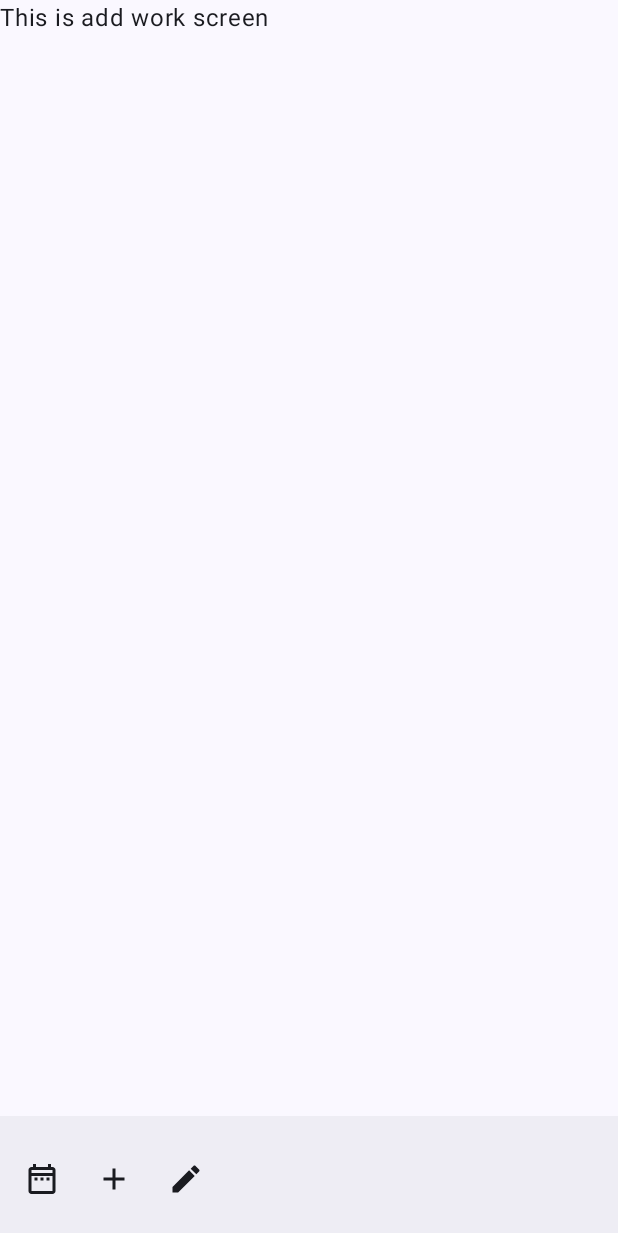
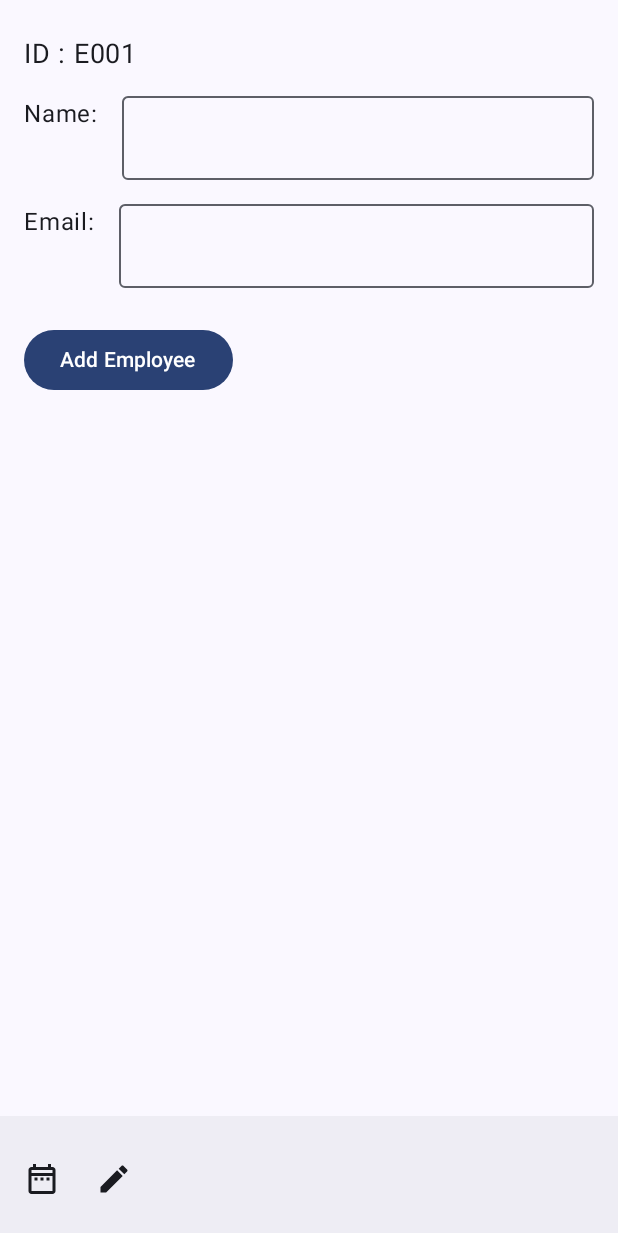
Before and after one commit to do-you-know-da-wae/ManagementSystem, an Android app built with Jetpack Compose: the addWorkScreen screen opened through its navigation route, on a phone screen of 412 x 824 dp. Before the commit the part shown is almost empty. Shown: the top 1233 px of the screen. Run offline under Robolectric (Android 15) with nearby library versions, the phone set to English and light mode, and no system bars.

Commit message:
3.0(Updated display work, add work and detailed work)

```diff
--- a/app/src/main/java/com/example/managementsystem/ManagementModule/Add Work.kt
+++ b/app/src/main/java/com/example/managementsystem/ManagementModule/Add Work.kt
@@ -2,17 +2,81 @@ package com.example.managementsystem.ManagementModule
 
 import androidx.compose.foundation.layout.Column
 import androidx.compose.foundation.layout.Row
+import androidx.compose.foundation.layout.Spacer
+import androidx.compose.foundation.layout.padding
+import androidx.compose.foundation.layout.width
+import androidx.compose.material3.Button
+import androidx.compose.material3.OutlinedTextField
 import androidx.compose.material3.Text
 import androidx.compose.runtime.Composable
+import androidx.compose.runtime.getValue
+import androidx.compose.runtime.mutableStateOf
+import androidx.compose.runtime.remember
+import androidx.compose.runtime.setValue
 import androidx.compose.ui.Modifier
+import androidx.compose.ui.unit.dp
+import androidx.compose.ui.unit.sp
+import com.example.managementsystem.Data.WorkListData
 
 @Composable
-fun addWorkScreen(
-    modifier: Modifier = Modifier
+fun AddWorkScreen(
+    onAddButtonClick: (String, String, String) -> Unit
 ) {
-    Column(modifier = modifier) {
-        Row {
-            Text("This is add work screen")
+    var title by remember { mutableStateOf("") }
+    var description by remember { mutableStateOf("") }
+
+    val nextId = remember {
+        mutableStateOf(
+            calculateNextId(WorkListData.workList.map { it.id })
+        )
+    }
+
+    Column(
+        modifier = Modifier.padding(16.dp)
+    ) {
+        Row(modifier = Modifier.padding(vertical = 8.dp)) {
+            Text(text = "ID : E${nextId.value.toString().padStart(3, '0')}",
+                fontSize = 18.sp
+            ) // Display the next available ID
+        }
+
+        Row(modifier = Modifier.padding(vertical = 8.dp)) {
+            Text(text = "Name:")
+            Spacer(modifier = Modifier.width(16.dp))
+            OutlinedTextField(
+                value = title,
+                onValueChange = { title = it },
+                modifier = Modifier.weight(1f)
+            )
+        }
+
+        Row(modifier = Modifier.padding(vertical = 8.dp)) {
+            Text(text = "Email:")
+            Spacer(modifier = Modifier.width(16.dp))
+            OutlinedTextField(
+                value = description,
+                onValueChange = { description = it },
+                modifier = Modifier.weight(1f)
+            )
+        }
+        Button(
+            onClick = {
+                val newId = "E${nextId.value.toString().padStart(3, '0')}"
+                val newEmployee = WorkListData.addWork(title, newId, description) // Add the new employee
+                onAddButtonClick(title, newId, description) // Pass data to callback (optional)
+                // Potentially trigger UI update in EmployeeListScreen (explained later)
+                title = "" // Clear fields after adding employee
+                description = ""
+                nextId.value++ // Increment the next available ID for the next employee
+            },
+            modifier = Modifier.padding(vertical = 16.dp)
+        ) {
+            Text("Add Employee")
         }
     }
 }
+
+fun calculateNextId(usedIds: List<String>): Int {
+    val maxId = usedIds.mapNotNull { it.removePrefix("E").toIntOrNull() }.maxOrNull() ?: 0
+    return maxId + 1
+}
--- a/app/src/main/java/com/example/managementsystem/ManagementModule/ManagementScreen.kt
+++ b/app/src/main/java/com/example/managementsystem/ManagementModule/ManagementScreen.kt
@@ -5,7 +5,6 @@ import androidx.compose.foundation.layout.fillMaxWidth
 import androidx.compose.foundation.layout.padding
 import androidx.compose.foundation.layout.wrapContentSize
 import androidx.compose.material.icons.Icons
-import androidx.compose.material.icons.filled.Add
 import androidx.compose.material.icons.filled.Edit
 import androidx.compose.material.icons.outlined.DateRange
 import androidx.compose.material3.BottomAppBar
@@ -14,6 +13,10 @@ import androidx.compose.material3.IconButton
 import androidx.compose.material3.Scaffold
 import androidx.compose.runtime.Composable
 import androidx.compose.runtime.getValue
+import androidx.compose.runtime.mutableStateListOf
+import androidx.compose.runtime.mutableStateOf
+import androidx.compose.runtime.remember
+import androidx.compose.runtime.setValue
 import androidx.compose.ui.Alignment
 import androidx.compose.ui.Modifier
 import androidx.compose.ui.tooling.preview.Preview
@@ -22,21 +25,22 @@ import androidx.navigation.compose.NavHost
 import androidx.navigation.compose.composable
 import androidx.navigation.compose.currentBackStackEntryAsState
 import androidx.navigation.compose.rememberNavController
+import com.example.managementsystem.Data.WorkListData
 import com.example.managementsystem.R
 import com.example.managementsystem.ui.theme.ManagementSystemTheme
 
 enum class ManagementScreen(@StringRes val title: Int) {
     managementMain(title = R.string.app_name),
     ruleSet(title = R.string.rules),
-    workModify(title = R.string.workModify),
-    workAssign(title = R.string.workAssign)
+    displayWork(title = R.string.displayWorkList),
+    workAssign(title = R.string.workAssign),
+    detailedWork(title = R.string.workDetail)
 }
 
 @Composable
 fun naviagtionBar(
     goSetRulesButtonClicked: () -> Unit = {},
-    goAddWorkButtonClicked: () -> Unit = {},
-    goModifyWorkButtonClicked: () -> Unit = {},
+    goShowWorkButtonClicked: () -> Unit = {},
     currentScreen: ManagementScreen,
     navigateUp: () -> Unit,
     modifier: Modifier = Modifier
@@ -52,16 +56,10 @@ fun naviagtionBar(
                     contentDescription = "Rule Set"
                 )
             }
-            IconButton(onClick = goAddWorkButtonClicked) {
-                Icon(
-                    Icons.Filled.Add,
-                    contentDescription = "Add Work"
-                )
-            }
-            IconButton(onClick = goModifyWorkButtonClicked) {
+            IconButton(onClick = goShowWorkButtonClicked) {
                 Icon(
                     Icons.Filled.Edit,
-                    contentDescription = "Edit Work"
+                    contentDescription = "Add Work"
                 )
             }
         }
@@ -78,14 +76,20 @@ fun ManagementApp(
         backStackEntry?.destination?.route ?: ManagementScreen.managementMain.name
     )
 
+    val workList = remember { mutableStateListOf(*WorkListData.workList.toTypedArray()) }
+    var selectedWork by remember { mutableStateOf<WorkListData.Work?>(null) }
+
+    val onDeleteWork: (WorkListData.Work) -> Unit = { work ->
+        workList.remove(work)
+    }
+
     Scaffold(
         bottomBar = {
             naviagtionBar(
                 currentScreen = currentScreen,
                 navigateUp = { navController.navigateUp() },
                 goSetRulesButtonClicked = {navController.navigate(ManagementScreen.ruleSet.name)},
-                goAddWorkButtonClicked = {navController.navigate(ManagementScreen.workAssign.name)},
-                goModifyWorkButtonClicked = {navController.navigate(ManagementScreen.workModify.name)}
+                goShowWorkButtonClicked = {navController.navigate(ManagementScreen.displayWork.name)}
             )
         }
     ) { innerPadding ->
@@ -101,10 +105,36 @@ fun ManagementApp(
                 ShowRulesScreen()
             }
             composable(route = ManagementScreen.workAssign.name) {
-                addWorkScreen()
+                AddWorkScreen { title, id, description ->
+                    val newWork = WorkListData.Work(title, id, description)
+                    workList.add(newWork)
+                    navController.popBackStack()
+                }
             }
-            composable(route = ManagementScreen.workModify.name) {
-                modifyWorkScreen()
+            composable(route = ManagementScreen.displayWork.name) {
+                DisplayWorkListScreen(
+                    workList = workList,
+                    onNextButtonPress = {
+                        navController.navigate(ManagementScreen.workAssign.name)
+                    },
+                    onWorkSelected = { work ->
+                        selectedWork = work
+                        navController.navigate(ManagementScreen.detailedWork.name)
+                    },
+                    onDeleteWork = onDeleteWork
+                )
+            }
+            composable(route = ManagementScreen.detailedWork.name) {
+                selectedWork?.let { work ->
+                    WorkDetailScreen(
+                        workDetail = WorkDetail(
+                            title = work.title,
+                            id = work.id,
+                            description = work.description
+                        ),
+                        onEditClick = {} // Provide a dummy implementation
+                    )
+                }
             }
         }
     }
--- a/app/src/main/res/values/strings.xml
+++ b/app/src/main/res/values/strings.xml
@@ -1,10 +1,11 @@
 <resources>
     <string name="app_name">Management System</string>
     <string name="rules">Rules Modification</string>
-    <string name="workModify">Work Modification</string>
+    <string name="displayWorkList">Work List Display</string>
     <string name="workAssign">Work Assign</string>
     <string name="editWorkingTime">Edit working time</string>
     <string name="showRules">Show Rules</string>
     <string name="whatTimeStart">"Start Time: "</string>
     <string name="whatStartMinute">"Change Start minute to "</string>
+    <string name="workDetail">Display detail work</string>
 </resources>
```
Also changed, not shown: app/src/main/java/com/example/managementsystem/Data/WorkListData.kt (added, +22 -0 lines), app/src/main/java/com/example/managementsystem/ManagementModule/DetailedWork.kt (added, +111 -0 lines), app/src/main/java/com/example/managementsystem/ManagementModule/DisplayWork.kt (added, +176 -0 lines), app/src/main/java/com/example/managementsystem/ManagementModule/Modify Work Detail.kt (deleted, +0 -23 lines).
